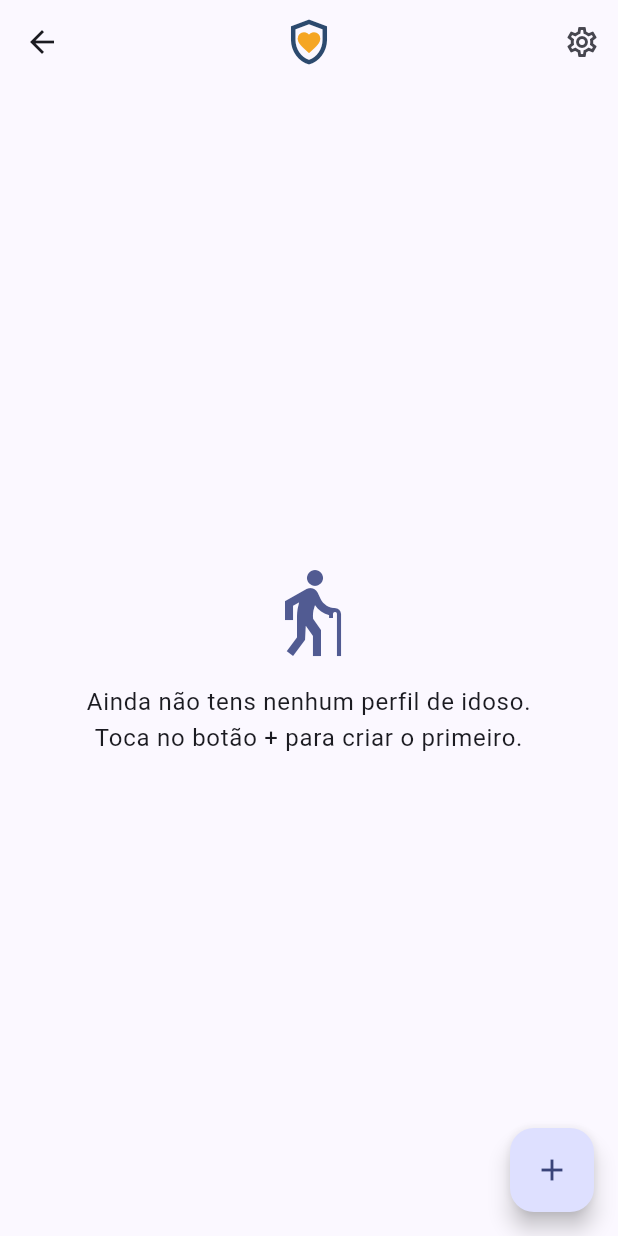
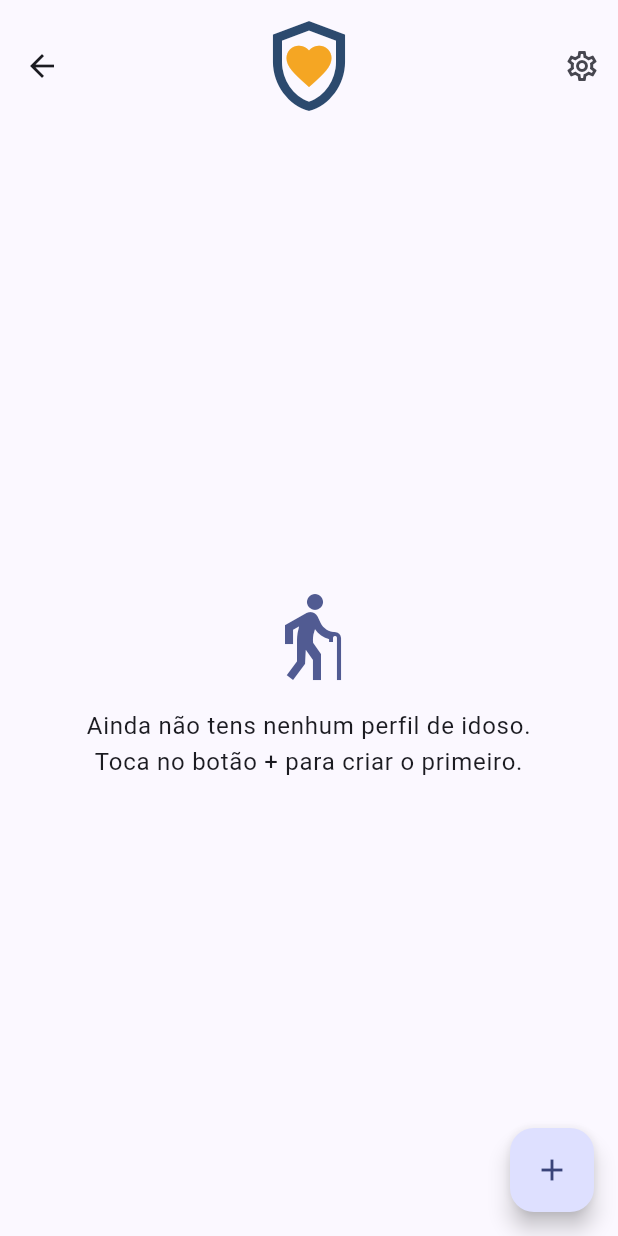
Before and after one commit to srbarbedo83/CuidarPT, a Flutter app: the HomeShellScreen screen opened directly, on a phone screen of 412 x 824 dp. Run offline on Flutter 3.47's test engine with Material 3 defaults, Android fonts, the phone set to English and light mode, and no system bars; our stand-ins replace camera, flutter_local_notifications, flutter_riverpod, flutter_timezone, image_picker, in_app_purchase and 7 more; accounts and stored records are empty; generated files the repository leaves out were written again.

Commit message:
[Lote BB] Logo 2x maior e visível também no arranque e onboarding
O logótipo (aproximação temporária) passa a ter o dobro do tamanho no
AppBar do ecrã inicial (36 → 72, com o AppBar mais alto para caber) e
é extraído para um widget partilhado (LogoApp), reutilizado no ecrã de
carregamento inicial da app e no primeiro slide do onboarding — assim
o logótipo aparece já no arranque, não só depois de entrar na app.

Co-Authored-By: Claude Sonnet 5 <noreply@anthropic.com>

```diff
--- a/lib/features/home/presentation/home_shell_screen.dart
+++ b/lib/features/home/presentation/home_shell_screen.dart
@@ -6,6 +6,7 @@ import 'package:intl/intl.dart';
 
 import '../../../data/models/idoso.dart';
 import '../../../shared/widgets/gradiente_premium.dart';
+import '../../../shared/widgets/logo_app.dart';
 import '../../../shared/widgets/premium_upsell.dart';
 import '../../avaliacao/presentation/convite_avaliacao.dart';
 import '../../consultas/presentation/consulta_form_screen.dart';
@@ -81,7 +82,8 @@ class _HomeShellScreenState extends ConsumerState<HomeShellScreen> {
     return Scaffold(
       appBar: AppBar(
         centerTitle: true,
-        title: Semantics(label: 'CuidarPT', child: const _LogoApp()),
+        toolbarHeight: 88,
+        title: Semantics(label: 'CuidarPT', child: const LogoApp(size: 72)),
         actions: [
           if (estadoSubscricao != null && estadoSubscricao.trialAtivo)
             Padding(
@@ -131,31 +133,6 @@ class _HomeShellScreenState extends ConsumerState<HomeShellScreen> {
           child: const Icon(Icons.add),
         ),
         orElse: () => null,
-      ),
-    );
-  }
-}
-
-/// Aproximação do logótipo (escudo + coração) enquanto o ficheiro de
-/// imagem definitivo não é fornecido. Substituir por Image.asset assim
-/// que o PNG final estiver disponível.
-class _LogoApp extends StatelessWidget {
-  const _LogoApp();
-
-  static const _azulEscudo = Color(0xFF2C4A6E);
-  static const _laranjaCoracao = Color(0xFFF5A623);
-
-  @override
-  Widget build(BuildContext context) {
-    return const SizedBox(
-      height: 36,
-      width: 36,
-      child: Stack(
-        alignment: Alignment.center,
-        children: [
-          Icon(Icons.shield_outlined, size: 36, color: _azulEscudo),
-          Icon(Icons.favorite, size: 18, color: _laranjaCoracao),
-        ],
       ),
     );
   }
--- a/lib/features/onboarding/presentation/onboarding_screen.dart
+++ b/lib/features/onboarding/presentation/onboarding_screen.dart
@@ -1,6 +1,7 @@
 import 'package:flutter/material.dart';
 import 'package:flutter_riverpod/flutter_riverpod.dart';
 
+import '../../../shared/widgets/logo_app.dart';
 import '../../definicoes/providers/preferencias_providers.dart';
 import '../../relatorios/providers/perfil_relatorio_providers.dart';
 import '../../subscricao/providers/subscricao_providers.dart';
@@ -236,7 +237,9 @@ class _OnboardingScreenState extends ConsumerState<OnboardingScreen> {
                     child: Column(
                       mainAxisAlignment: MainAxisAlignment.center,
                       children: [
-                        Icon(slide.icone, size: 96, color: Theme.of(context).colorScheme.primary),
+                        indice == 0
+                            ? const LogoApp(size: 96)
+                            : Icon(slide.icone, size: 96, color: Theme.of(context).colorScheme.primary),
                         const SizedBox(height: 32),
                         Text(
                           slide.titulo,
--- /dev/null
+++ b/lib/shared/widgets/logo_app.dart
@@ -0,0 +1,28 @@
+import 'package:flutter/material.dart';
+
+/// Aproximação do logótipo (escudo + coração) enquanto o ficheiro de
+/// imagem definitivo não é fornecido. Substituir por Image.asset assim
+/// que o PNG final estiver disponível.
+class LogoApp extends StatelessWidget {
+  const LogoApp({super.key, this.size = 36});
+
+  final double size;
+
+  static const _azulEscudo = Color(0xFF2C4A6E);
+  static const _laranjaCoracao = Color(0xFFF5A623);
+
+  @override
+  Widget build(BuildContext context) {
+    return SizedBox(
+      height: size,
+      width: size,
+      child: Stack(
+        alignment: Alignment.center,
+        children: [
+          Icon(Icons.shield_outlined, size: size, color: _azulEscudo),
+          Icon(Icons.favorite, size: size / 2, color: _laranjaCoracao),
+        ],
+      ),
+    );
+  }
+}
```
Also changed, not shown: lib/app.dart (+13 -1 lines).
